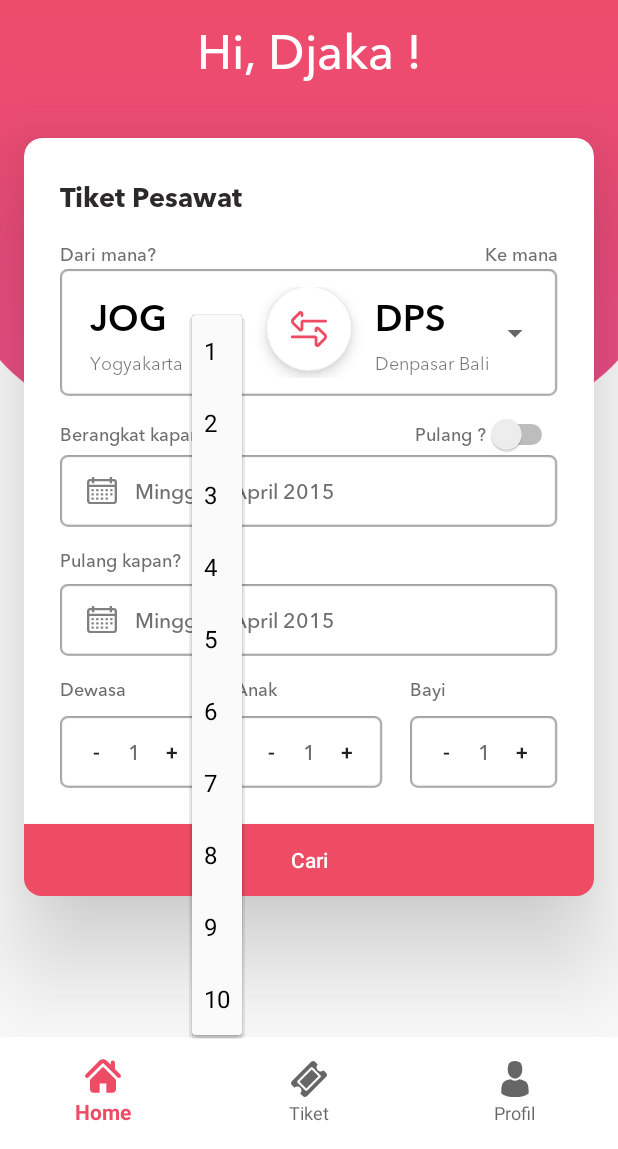
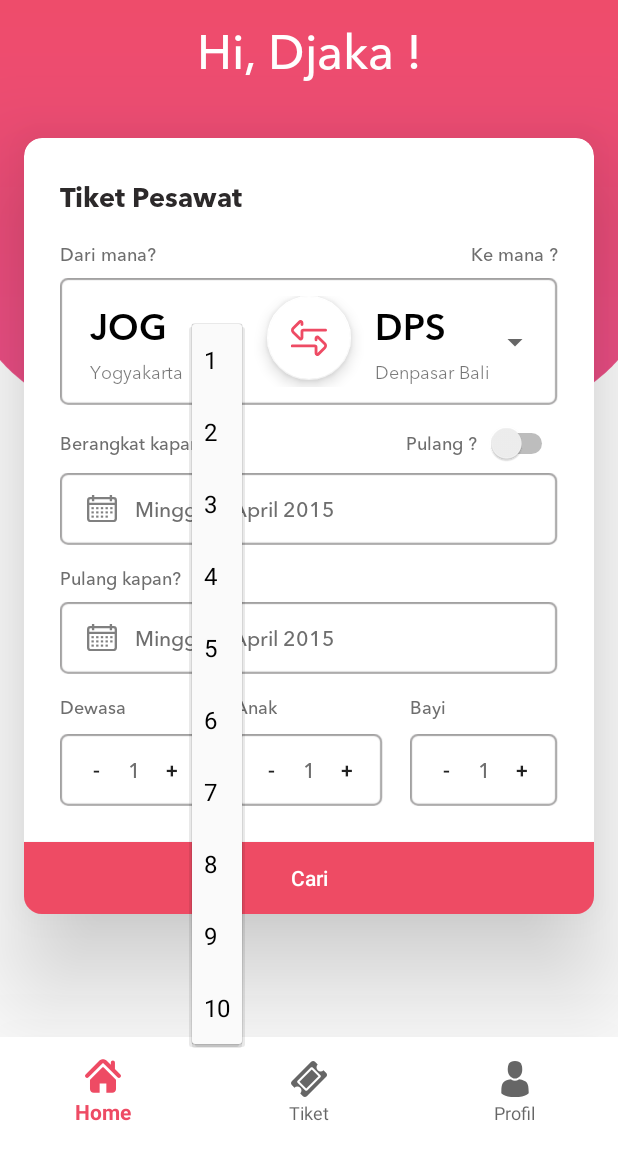
Before and after one commit to DjakaTechnology/flicker-flight-app, an Android app: the screen it shows after launch (MainActivity), after a tap on an icon or button, on a phone screen of 412 x 824 dp, the part 87-1236 px from its top. Run offline under Robolectric (Android 15) with nearby library versions, the phone set to English and light mode, and no system bars.

Commit message:
Changed design pattern to MVP

```diff
--- a/app/src/main/AndroidManifest.xml
+++ b/app/src/main/AndroidManifest.xml
@@ -10,7 +10,7 @@
             android:supportsRtl="true"
             android:theme="@style/AppTheme">
         <activity
-                android:name=".MainActivity"
+                android:name=".ui.main.MainActivity"
                 android:label="@string/title_activity_main">
             <intent-filter>
                 <action android:name="android.intent.action.MAIN"/>
--- /dev/null
+++ b/app/src/main/java/id/djaka/flicker/base/BaseActivity.kt
@@ -0,0 +1,20 @@
+package id.djaka.mvpanddagger.base
+
+import android.content.Context
+import android.os.Bundle
+import androidx.appcompat.app.AppCompatActivity
+
+abstract class BaseActivity<basePresenter: BasePresenter<BaseView>>: BaseView, AppCompatActivity(){
+    protected lateinit var presenter : basePresenter
+
+    override fun onCreate(savedInstanceState: Bundle?) {
+        super.onCreate(savedInstanceState)
+        presenter = instantiatePresenter()
+    }
+
+    abstract fun instantiatePresenter(): basePresenter
+
+    override fun getContext(): Context {
+        return this
+    }
+}
--- /dev/null
+++ b/app/src/main/java/id/djaka/flicker/base/BasePresenter.kt
@@ -0,0 +1,21 @@
+package id.djaka.mvpanddagger.base
+
+import id.djaka.mvpanddagger.injection.component.DaggerPresenterInjection
+import id.djaka.mvpanddagger.injection.component.PresenterInjection
+import id.djaka.mvpanddagger.injection.module.ContextModule
+
+abstract class BasePresenter<out V: BaseView>(protected val view:V){
+    init{
+        inject()
+    }
+
+    open fun onViewCreated(){}
+
+    open fun onViewDestroyed(){}
+
+
+
+    private fun inject() {
+
+    }
+}
--- /dev/null
+++ b/app/src/main/java/id/djaka/flicker/base/BaseView.kt
@@ -0,0 +1,7 @@
+package id.djaka.mvpanddagger.base
+
+import android.content.Context
+
+interface BaseView {
+    fun getContext(): Context
+}
--- a/app/src/main/java/id/djaka/flicker/HomeFragment.kt
+++ b/app/src/main/java/id/djaka/flicker/ui/HomeFragment.kt
@@ -1,4 +1,4 @@
-package id.djaka.flicker
+package id.djaka.flicker.ui
 
 
 import android.os.Bundle
@@ -6,6 +6,8 @@ import androidx.fragment.app.Fragment
 import android.view.LayoutInflater
 import android.view.View
 import android.view.ViewGroup
+
+import id.djaka.flicker.R
 
 class HomeFragment : Fragment() {
 
--- a/app/src/main/java/id/djaka/flicker/MainActivity.kt
+++ b/app/src/main/java/id/djaka/flicker/ui/main/MainActivity.kt
@@ -1,43 +1,33 @@
-package id.djaka.flicker
+package id.djaka.flicker.ui.main
 
 import android.os.Bundle
 import com.google.android.material.bottomnavigation.BottomNavigationView
 import androidx.appcompat.app.AppCompatActivity
 import androidx.fragment.app.Fragment
+import id.djaka.flicker.R
+import id.djaka.flicker.ui.HomeFragment
+import id.djaka.mvpanddagger.base.BaseActivity
 import kotlinx.android.synthetic.main.activity_main.*
 
-class MainActivity : AppCompatActivity() {
+class MainActivity : BaseActivity<MainPresenter>(), MainView {
     private var last:Int = 0
-    private var homeFragment:Fragment? = null
-
-    private val mOnNavigationItemSelectedListener = BottomNavigationView.OnNavigationItemSelectedListener { item ->
-        when (item.itemId) {
-            R.id.navigation_home -> {
-                if(homeFragment == null)
-                    homeFragment = HomeFragment()
-                replaceFrame(homeFragment, 0)
-                return@OnNavigationItemSelectedListener true
-            }
-            R.id.navigation_dashboard -> {
-
-                return@OnNavigationItemSelectedListener true
-            }
-            R.id.navigation_notifications -> {
-
-                return@OnNavigationItemSelectedListener true
-            }
-        }
-        false
-    }
 
     override fun onCreate(savedInstanceState: Bundle?) {
         super.onCreate(savedInstanceState)
         setContentView(R.layout.activity_main)
 
-        bottom_nav.setOnNavigationItemSelectedListener(mOnNavigationItemSelectedListener)
+        presenter.onViewCreated()
     }
 
-    private fun replaceFrame(f: Fragment?, i:Int){
+    override fun instantiatePresenter(): MainPresenter {
+        return MainPresenter(this)
+    }
+
+    override fun setBottomNavigationBehaviour(navListener : BottomNavigationView.OnNavigationItemSelectedListener) {
+        bottom_nav.setOnNavigationItemSelectedListener(navListener)
+    }
+
+    override fun replaceFrame(f: Fragment?, i:Int){
         val transaction = supportFragmentManager.beginTransaction()
         if (last > i)
             transaction.setCustomAnimations(
@@ -57,4 +47,9 @@ class MainActivity : AppCompatActivity() {
 
         last = i
     }
+
+    override fun onDestroy() {
+        super.onDestroy()
+        presenter.onViewDestroyed()
+    }
 }
--- /dev/null
+++ b/app/src/main/java/id/djaka/flicker/ui/main/MainPresenter.kt
@@ -0,0 +1,44 @@
+package id.djaka.flicker.ui.main
+
+import android.util.Log
+import androidx.fragment.app.Fragment
+import com.google.android.material.bottomnavigation.BottomNavigationView
+import id.djaka.flicker.R
+import id.djaka.flicker.ui.HomeFragment
+import id.djaka.mvpanddagger.base.BasePresenter
+
+class MainPresenter(mainView: MainView) : BasePresenter<MainView>(mainView){
+    private var homeFragment: Fragment? = null
+
+    override fun onViewCreated() {
+        super.onViewCreated()
+
+        Log.e("TAG", "DOES IT OWRK ?")
+
+        setNavigationSelectedListener()
+    }
+
+    private fun setNavigationSelectedListener(){
+        val navListener = BottomNavigationView.OnNavigationItemSelectedListener { item ->
+            when (item.itemId) {
+                R.id.navigation_home -> {
+                    if(homeFragment == null)
+                        homeFragment = HomeFragment()
+                    view.replaceFrame(homeFragment, 0)
+                    return@OnNavigationItemSelectedListener true
+                }
+                R.id.navigation_dashboard -> {
+
+                    return@OnNavigationItemSelectedListener true
+                }
+                R.id.navigation_notifications -> {
+
+                    return@OnNavigationItemSelectedListener true
+                }
+            }
+            false
+        }
+
+        view.setBottomNavigationBehaviour(navListener)
+    }
+}
--- /dev/null
+++ b/app/src/main/java/id/djaka/flicker/ui/main/MainView.kt
@@ -0,0 +1,10 @@
+package id.djaka.flicker.ui.main
+
+import androidx.fragment.app.Fragment
+import com.google.android.material.bottomnavigation.BottomNavigationView
+import id.djaka.mvpanddagger.base.BaseView
+
+interface MainView : BaseView {
+    fun setBottomNavigationBehaviour(navListener : BottomNavigationView.OnNavigationItemSelectedListener)
+    fun replaceFrame(f: Fragment?, i:Int)
+}
--- a/app/src/main/res/layout/activity_main.xml
+++ b/app/src/main/res/layout/activity_main.xml
@@ -6,7 +6,7 @@
     android:layout_width="match_parent"
     android:background="@color/white"
     android:layout_height="match_parent"
-    tools:context=".MainActivity">
+    tools:context=".ui.main.MainActivity">
 
 
     <FrameLayout
--- a/app/src/main/res/layout/fragment_home.xml
+++ b/app/src/main/res/layout/fragment_home.xml
@@ -5,7 +5,7 @@
     xmlns:tools="http://schemas.android.com/tools"
     android:layout_width="match_parent"
     android:layout_height="match_parent"
-    tools:context=".HomeFragment"
+    tools:context=".ui.HomeFragment"
     android:fillViewport="true">
 
     <androidx.constraintlayout.widget.ConstraintLayout
@@ -81,12 +81,12 @@
 
                 <LinearLayout
                     android:layout_marginTop="12dp"
+                    android:layout_marginBottom="6dp"
                     android:layout_width="match_parent"
                     android:layout_height="match_parent"
                     android:orientation="horizontal">
 
                     <TextView
-                        android:id="@+id/textView5"
                         android:layout_width="wrap_content"
                         android:layout_height="wrap_content"
                         android:layout_weight="1"
@@ -96,13 +96,12 @@
                         android:textSize="12sp" />
 
                     <TextView
-                        android:id="@+id/textView6"
                         android:layout_width="wrap_content"
                         android:layout_height="wrap_content"
                         android:layout_weight="1"
                         android:fontFamily="@font/avenir_medium"
                         android:gravity="right"
-                        android:text="Ke mana"
+                        android:text="Ke mana ?"
                         android:textColor="@color/black_sub"
                         android:textSize="12sp" />
 
@@ -204,6 +203,7 @@
                     android:layout_width="match_parent"
                     android:layout_height="match_parent"
                     android:layout_marginTop="@dimen/space_between_form"
+                    android:layout_marginBottom="6dp"
                     android:orientation="horizontal">
 
                     <TextView
@@ -216,11 +216,12 @@
                         android:textSize="12sp" />
 
                     <Switch
-                        android:id="@+id/switch1"
+                        android:id="@+id/switch_back"
                         android:layout_width="wrap_content"
                         android:layout_height="wrap_content"
                         android:layout_weight="1"
                         android:fontFamily="@font/avenir_medium"
+                        android:switchPadding="6dp"
                         android:gravity="right|center"
                         android:text="Pulang ?"
                         android:textColor="@color/black_sub"
@@ -255,6 +256,7 @@
                     android:layout_weight="1"
                     android:fontFamily="@font/avenir_medium"
                     android:layout_marginTop="@dimen/space_between_form"
+                    android:layout_marginBottom="6dp"
                     android:text="Pulang kapan?"
                     android:textColor="@color/black_sub"
                     android:textSize="12sp" />
@@ -263,7 +265,6 @@
                     android:id="@+id/editText2"
                     android:layout_width="match_parent"
                     android:layout_height="wrap_content"
-                    android:layout_marginTop="6dp"
                     android:background="@drawable/bg_et"
                     android:drawableStart="@drawable/ic_calendar"
                     android:drawablePadding="12dp"
```
Also changed, not shown: app/build.gradle (+9 -0 lines), app/src/main/java/id/djaka/flicker/injection/component/PresenterInjection.kt (added, +22 -0 lines), app/src/main/java/id/djaka/flicker/injection/module/ContextModule.kt (added, +24 -0 lines).
